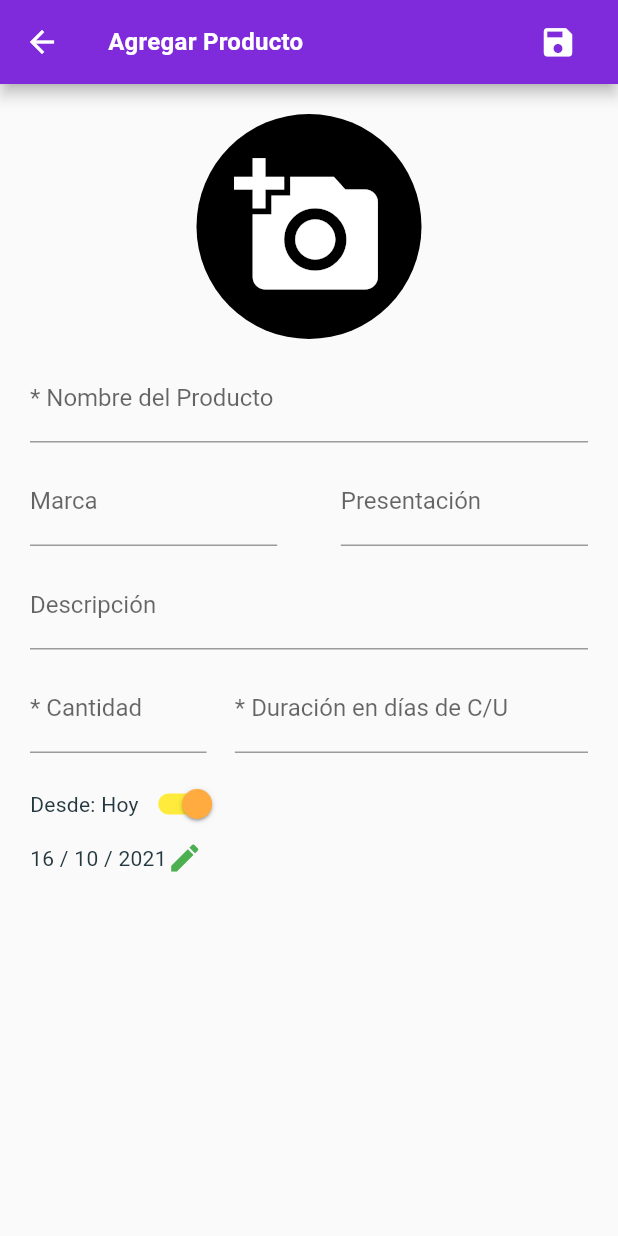
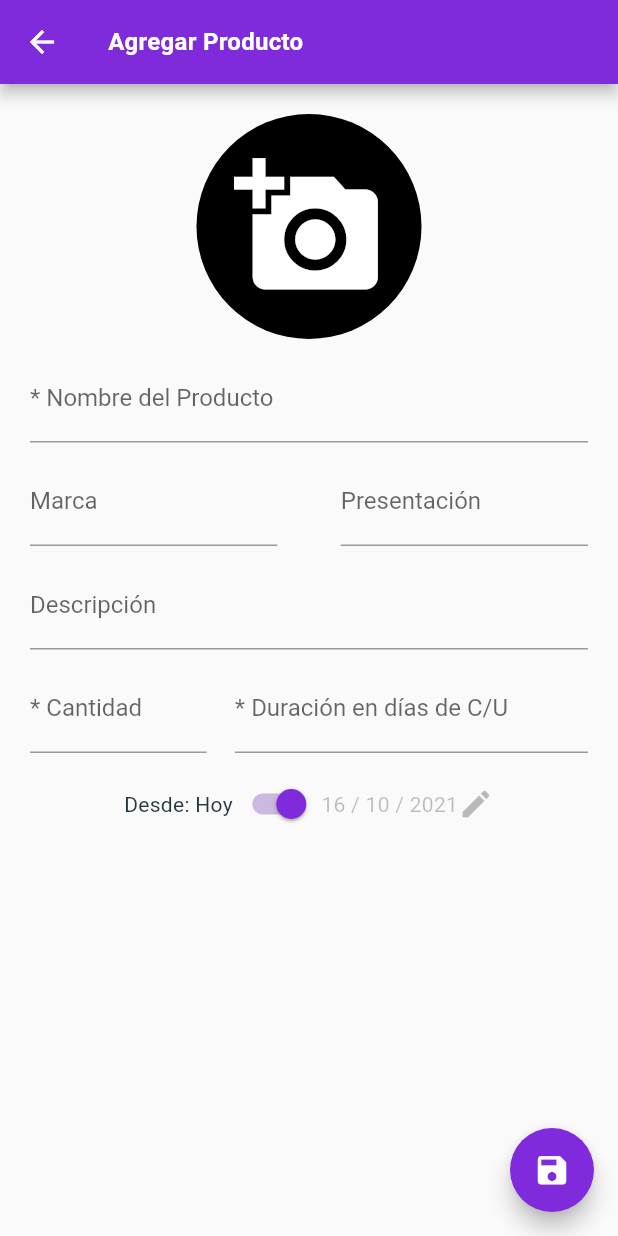
Before and after one commit to yoharimaza/racconder, a Flutter app: the AgregarProducto screen opened directly, on a phone screen of 412 x 824 dp. Run offline on Flutter 3.47's test engine with Material 2 defaults, Android fonts, the phone set to English and light mode, and no system bars; our stand-ins replace image_cropper, image_picker, sqflite, syncfusion_flutter_datepicker; accounts and stored records are empty; Roboto replaces fonts that are missing (WorkSans).

Commit message:
Corrección boton de guardar y asignación de fechas

```diff
--- a/lib/racconder_theme.dart
+++ b/lib/config/racconder_theme.dart
@@ -22,6 +22,7 @@ class TemaRacconder {
   static Color primaryColor = HexColor('#7f2bdb');
   //static Color secondaryColor = HexColor('#00caff');}
   static Color secondaryColor = HexColor('#2bdbd7');
+  static Color clearPrimaryColor = HexColor('#Ccb8e0');
   static Color rightColor = HexColor('#87db2b');
   static Color wrongColor = HexColor('#db2b2f');
   static const String fontName = 'WorkSans';
--- a/lib/Controladores/ControladorImagenes.dart
+++ b/lib/dashboard/controladores/controladorImagenes.dart
@@ -4,7 +4,7 @@ import 'package:image_picker/image_picker.dart';
 import 'package:flutter/material.dart';
 import 'package:path/path.dart' as p;
 import 'package:path_provider/path_provider.dart';
-import 'package:racconder/racconder_theme.dart';
+import 'package:racconder/config/racconder_theme.dart';
 
 class ControladorImagenes{
 
--- a/lib/Productos/agregarProducto.dart
+++ b/lib/dashboard/screens/productos/agregarProducto.dart
@@ -1,15 +1,16 @@
 import 'package:flutter/cupertino.dart';
 import 'package:flutter/material.dart';
 import 'package:flutter/services.dart';
-import 'package:racconder/AdminSQLite/databaseAdmin.dart';
-import 'package:racconder/Controladores/ControladorImagenes.dart';
-import 'package:racconder/Entidades/EntidadProducto.dart';
-import 'package:racconder/Home/HomePage.dart';
+import 'package:racconder/main.dart';
+import 'package:racconder/utils/services/adminSQLite/databaseAdmin.dart';
+import 'package:racconder/dashboard/controladores/controladorImagenes.dart';
+import 'package:racconder/dashboard/entidades/entidadProducto.dart';
+import 'package:racconder/dashboard/screens/home/homePage.dart';
 import 'package:intl/intl.dart';
-import 'package:racconder/VistasEstandar/SeleccionarFecha.dart';
+import 'package:racconder/utils/ui/seleccionarFecha.dart';
 import 'package:syncfusion_flutter_datepicker/datepicker.dart';
 import 'dart:io';
-import '../racconder_theme.dart';
+import 'package:racconder/config/racconder_theme.dart';
 
 class AgregarProducto extends StatefulWidget {
   @override
@@ -20,7 +21,7 @@ class _AgregarProductoState extends State<AgregarProducto> {
 
   File imagen;
   bool banderaImagen = true;
-  bool estadoFecha = true;
+  bool usarFechaActual = true;
 
   DateTime fechaProducto;
 
@@ -43,51 +44,6 @@ class _AgregarProductoState extends State<AgregarProducto> {
     _cantidadController = TextEditingController();
     _duracionController = TextEditingController();
     super.initState();
-  }
-
-  void _onSelectionChanged(DateRangePickerSelectionChangedArgs args) {
-    // TODO: implement your code here
-    /*
-    setState(() {
-      fechaProducto = args.value;
-    });
-     */
-  }
-
-  void seleccionarFecha(BuildContext context) {
-
-    // set up the button
-    Widget okButton = TextButton(
-      child: Text("Aceptar"),
-      onPressed: () {
-        Navigator.pop(context);
-      },
-    );
-
-    // set up the AlertDialog
-    AlertDialog alert = AlertDialog(
-      title: Text("Atención"),
-      content: Container(
-        width: MediaQuery.of(context).size.width * (9/10),
-        height: MediaQuery.of(context).size.height * (7/10),
-        color: Colors.white,
-        child: SfDateRangePicker(
-          onSelectionChanged: _onSelectionChanged,
-          selectionMode: DateRangePickerSelectionMode.single,
-        ),
-      ),
-      actions: [
-        okButton,
-      ],
-    );
-
-    // show the dialog
-    showDialog(
-      context: context,
-      builder: (BuildContext context) {
-        return alert;
-      },
-    );
   }
 
   void mostrarOpcionesSeleccionarImagen(context) {
@@ -145,11 +101,12 @@ class _AgregarProductoState extends State<AgregarProducto> {
           mainAxisAlignment: MainAxisAlignment.spaceBetween,
           children: [
             Text('Agregar Producto'),
-            IconButton(
-              icon: Icon(
-                Icons.save,
-                size: 25,
+          ],
         ),
+      ),
+      body: formAgregarProducto(),
+      floatingActionButton: FloatingActionButton(
+        backgroundColor: TemaRacconder.primaryColor,
         onPressed: () async {
           if (_formKey.currentState.validate() && imagen!=null) {
             DatabaseAdmin admin = DatabaseAdmin();
@@ -173,11 +130,11 @@ class _AgregarProductoState extends State<AgregarProducto> {
             }
           }
         },
-            ),
-          ],
+        child: Icon(
+          Icons.save,
+          size: 25,
         ),
       ),
-      body: formAgregarProducto(),
     );
   }
 
@@ -358,59 +315,68 @@ class _AgregarProductoState extends State<AgregarProducto> {
                       ],
                     ),
                   ),
-                  Padding(
-                    padding: EdgeInsets.only(left: 20,right: 20, bottom: 10),
+                  Container(
+                    color: Colors.transparent,
                     child: Column(
                       children: [
                         Row(
+                          mainAxisAlignment: MainAxisAlignment.center,
                           children: [
                             Text(
-                              'Desde: '
-                            ),
-                            Row(
-                              children: [
-                                Text(
-                                    'Hoy'
+                                'Desde: Hoy'
                             ),
                             Switch(
-                                  value: estadoFecha,
+                              value: usarFechaActual,
                               onChanged: (value) {
                                 setState(() {
-                                      estadoFecha = value;
-                                      print(estadoFecha);
+                                  usarFechaActual = value;
+                                  if(usarFechaActual){
+                                    this.fechaProducto = DateTime.now();
+                                  }
                                 });
                               },
-                                  activeTrackColor: Colors.yellow,
-                                  activeColor: Colors.orangeAccent,
-                                )
-                              ],
-                            )
-                          ],
+                              activeTrackColor: TemaRacconder.clearPrimaryColor,
+                              activeColor: TemaRacconder.primaryColor,
                             ),
+
                             Material(
                               child: InkWell(
                                 onTap: () async {
+                                  if(!this.usarFechaActual){
+                                    print("FECHA ACTUAL: $fechaProducto");
                                     final result = await Navigator.push(
                                       context,
                                       // Create the SelectionScreen in the next step.
                                       MaterialPageRoute(builder: (context) => SeleccionarFecha()),
                                     );
 
+                                    if(result != null){
                                       print("FECHA SELECCIONADA DE LA PANTALLA: $result");
+                                      setState(() {
+                                        this.fechaProducto = result;
+                                      });
+                                    }
+                                  }
                                 },
                                 child: Row(
+                                  mainAxisAlignment: MainAxisAlignment.center,
                                   children: [
                                     Text(
-                                    '${DateFormat('dd / MM / yyyy').format(fechaProducto)}'
+                                        '${DateFormat('dd / MM / yyyy').format(fechaProducto)}',
+                                      style: TextStyle(
+                                        color: (this.usarFechaActual)? Colors.black26 : Colors.black,
+                                      ),
                                     ),
                                     Icon(
                                       Icons.edit,
-                                  color: Colors.green,
+                                      color: (this.usarFechaActual)? Colors.black26 : TemaRacconder.secondaryColor,
                                     )
                                   ],
                                 ),
                               ),
                             )
+                          ],
+                        ),
                       ],
                     ),
                   )
--- a/lib/Recordatorios/agregarRecordatorio.dart
+++ b/lib/dashboard/screens/recordatorios/agregarRecordatorio.dart
@@ -1,8 +1,7 @@
 import 'package:flutter/cupertino.dart';
 import 'package:flutter/material.dart';
-import 'package:racconder/drawer.dart';
-
-import '../racconder_theme.dart';
+import 'package:racconder/utils/ui/drawer.dart';
+import 'package:racconder/config/racconder_theme.dart';
 
 class AgregarRecordatorio extends StatefulWidget {
   @override
--- a/lib/Servicios/agregarServicio.dart
+++ b/lib/dashboard/screens/servicios/agregarServicio.dart
@@ -1,7 +1,7 @@
 import 'package:flutter/cupertino.dart';
 import 'package:flutter/material.dart';
-import 'package:racconder/drawer.dart';
-import '../racconder_theme.dart';
+import 'package:racconder/utils/ui/drawer.dart';
+import 'package:racconder/config/racconder_theme.dart';
 import 'dart:io';
 
 class AgregarServicio extends StatefulWidget {
```
Also changed, not shown: lib/dashboard/screens/home/homePage.dart (renamed from lib/Home/HomePage.dart, +8 -13 lines), lib/main.dart (+4 -12 lines), lib/utils/services/adminSQLite/databaseAdmin.dart (renamed from lib/AdminSQLite/databaseAdmin.dart, +5 -5 lines), lib/utils/ui/botonExpandible.dart (renamed from lib/botonExpandible.dart, +7 -7 lines), lib/utils/ui/drawer.dart (renamed from lib/drawer.dart, +4 -4 lines), lib/utils/ui/seleccionarFecha.dart (renamed from lib/VistasEstandar/SeleccionarFecha.dart, +5 -5 lines), lib/dashboard/entidades/entidadProducto.dart (renamed from lib/Entidades/EntidadProducto.dart), lib/dashboard/entidades/entityHistoria.dart (renamed from lib/Entidades/entityHistoria.dart), lib/dashboard/entidades/entityListaCompilar.dart (renamed from lib/Entidades/entityListaCompilar.dart), lib/dashboard/entidades/entityMomento.dart (renamed from lib/Entidades/entityMomento.dart), lib/dashboard/entidades/entityVideo.dart (renamed from lib/Entidades/entityVideo.dart), lib/dashboard/entidades/usuario.dart (renamed from lib/Entidades/usuario.dart), 1 other file. Lines whose indentation alone changed are shown as unchanged.
